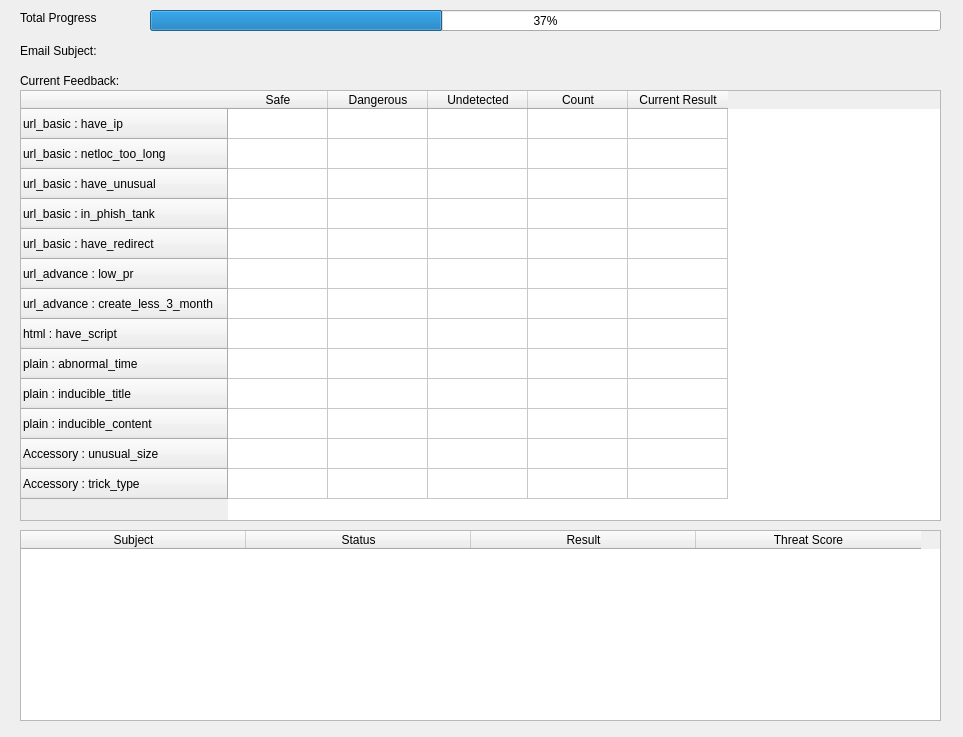
Above: ui/view/DetectReport.ui from LunziQwQ/Phishing-email-filter before the change. Below: the same form after it.
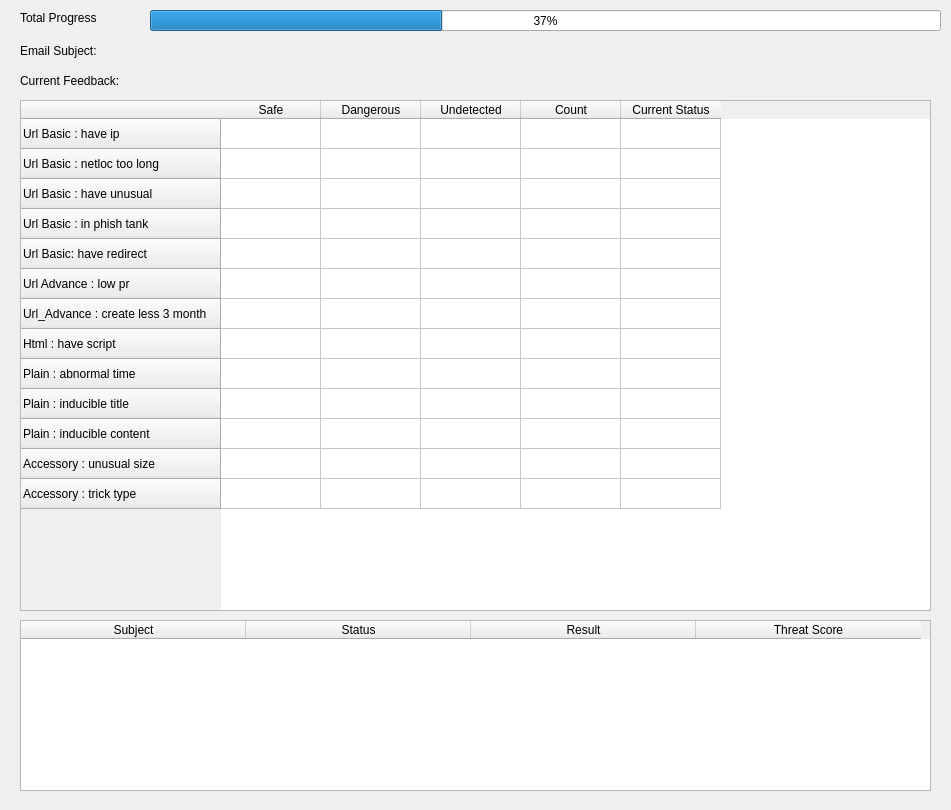
That is the form after the change.

Commit message: some regularize and some changes in detectReport

```diff
--- a/ui/view/DetectReport.ui
+++ b/ui/view/DetectReport.ui
@@ -6,8 +6,8 @@
    <rect>
     <x>0</x>
     <y>0</y>
-    <width>963</width>
-    <height>737</height>
+    <width>951</width>
+    <height>810</height>
    </rect>
   </property>
   <property name="windowTitle">
@@ -43,9 +43,9 @@
    <property name="geometry">
     <rect>
      <x>20</x>
-     <y>530</y>
-     <width>921</width>
-     <height>191</height>
+     <y>620</y>
+     <width>911</width>
+     <height>171</height>
     </rect>
    </property>
    <property name="autoScroll">
@@ -106,9 +106,9 @@
    <property name="geometry">
     <rect>
      <x>20</x>
-     <y>90</y>
-     <width>921</width>
-     <height>431</height>
+     <y>100</y>
+     <width>911</width>
+     <height>511</height>
     </rect>
    </property>
    <property name="autoScrollMargin">
@@ -122,67 +122,67 @@
    </property>
    <row>
     <property name="text">
-     <string>url_basic : have_ip</string>
+     <string>Url Basic : have ip</string>
     </property>
    </row>
    <row>
     <property name="text">
-     <string>url_basic : netloc_too_long</string>
+     <string>Url Basic : netloc too long</string>
     </property>
    </row>
    <row>
     <property name="text">
-     <string>url_basic : have_unusual</string>
+     <string>Url Basic : have unusual</string>
     </property>
    </row>
    <row>
     <property name="text">
-     <string>url_basic : in_phish_tank</string>
+     <string>Url Basic : in phish tank</string>
     </property>
    </row>
    <row>
     <property name="text">
-     <string>url_basic : have_redirect</string>
+     <string>Url Basic: have redirect</string>
     </property>
    </row>
    <row>
     <property name="text">
-     <string>url_advance : low_pr</string>
+     <string>Url Advance : low pr</string>
     </property>
    </row>
    <row>
     <property name="text">
-     <string>url_advance : create_less_3_month</string>
+     <string>Url_Advance : create less 3 month</string>
     </property>
    </row>
    <row>
     <property name="text">
-     <string>html : have_script</string>
+     <string>Html : have script</string>
     </property>
    </row>
    <row>
     <property name="text">
-     <string>plain : abnormal_time</string>
+     <string>Plain : abnormal time</string>
     </property>
    </row>
    <row>
     <property name="text">
-     <string>plain : inducible_title</string>
+     <string>Plain : inducible title</string>
     </property>
    </row>
    <row>
     <property name="text">
-     <string>plain : inducible_content</string>
+     <string>Plain : inducible content</string>
     </property>
    </row>
    <row>
     <property name="text">
-     <string>Accessory : unusual_size</string>
+     <string>Accessory : unusual size</string>
     </property>
    </row>
    <row>
     <property name="text">
-     <string>Accessory : trick_type</string>
+     <string>Accessory : trick type</string>
     </property>
    </row>
    <column>
@@ -207,7 +207,7 @@
    </column>
    <column>
     <property name="text">
-     <string>Current Result</string>
+     <string>Current Status</string>
     </property>
    </column>
    <item row="0" column="0">
@@ -541,7 +541,7 @@
     <rect>
      <x>150</x>
      <y>40</y>
-     <width>141</width>
+     <width>781</width>
      <height>16</height>
     </rect>
    </property>
```
Left out of the diff: 2 changed lines with no effect on the pictures. The commit also changes 1 other file.
